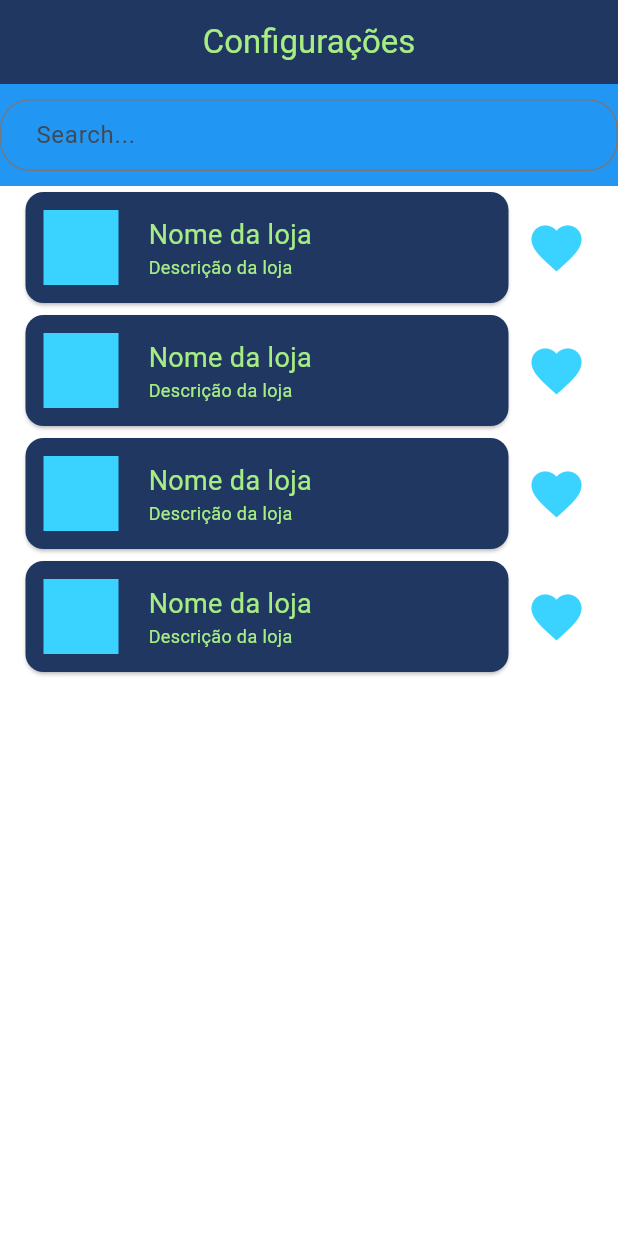
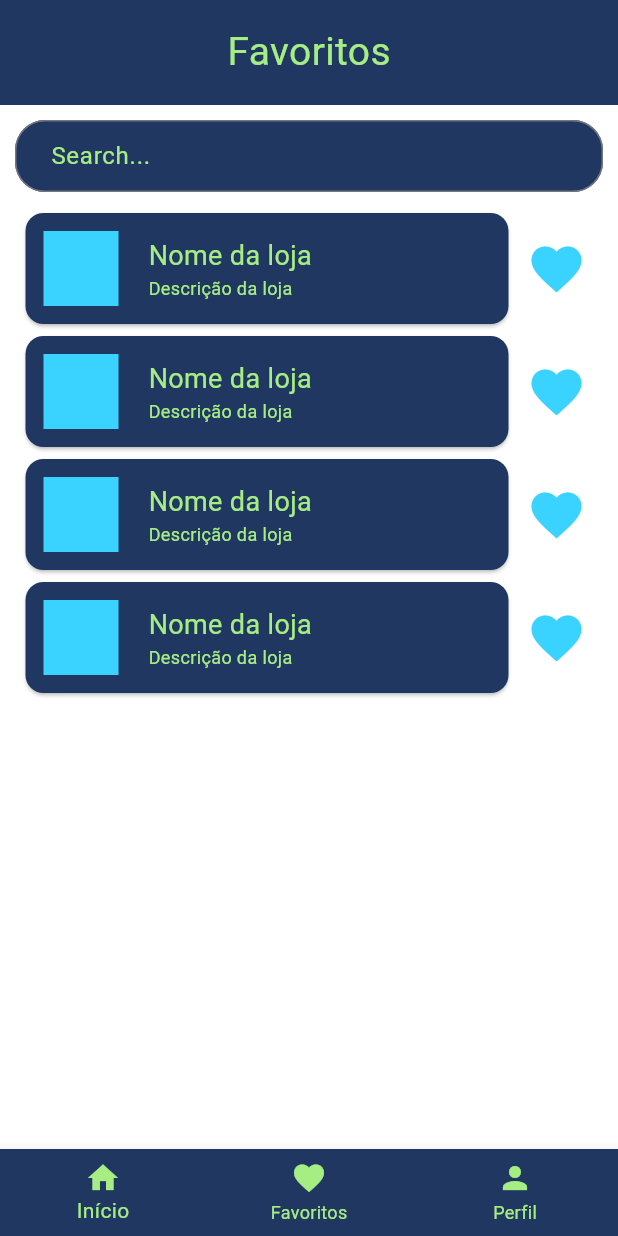
Before and after one commit to wnetohr/uplace, a Flutter app: the FavoritesPage screen opened directly, on a phone screen of 412 x 824 dp. Run offline on Flutter 3.47's test engine with Material 3 defaults, Android fonts, the phone set to English and light mode, and no system bars; our stand-ins replace cloud_firestore, decimal, firebase_auth, firebase_core, font_awesome_flutter; accounts and stored records are empty; Roboto replaces fonts that are missing (clarissans).

Commit message:
Finish favorite page and last fix before merge

```diff
--- a/lib/widgtes/components/navigation_bar.dart
+++ b/lib/widgtes/components/navigation_bar.dart
@@ -35,7 +35,7 @@ class NavigationUplaceBar extends StatelessWidget {
             RoutesFunctions.gotoHomePage(context);
             break;
           case 1:
-            // Lidar com a navegação para a página de Favoritos
+            RoutesFunctions.gotoFavoritesPage(context);
             break;
           case 2:
             RoutesFunctions.gotoProfilePage(context);
--- a/lib/widgtes/pages/favoritespage.dart
+++ b/lib/widgtes/pages/favoritespage.dart
@@ -1,4 +1,5 @@
 import 'package:flutter/material.dart';
+import 'package:uplace/widgtes/components/navigation_bar.dart';
 import 'package:uplace/widgtes/themes/colors.dart';
 import 'package:uplace/widgtes/components/product_card.dart';
 
@@ -15,23 +16,39 @@ class FavoritesPage extends StatelessWidget {
   @override
   Widget build(BuildContext context) {
     return Scaffold(
-      appBar: AppBar(
+      /*appBar: AppBar(
         iconTheme: const IconThemeData(color: AppColors.greenUplace, size: 35),
         backgroundColor: AppColors.blueUplace,
         centerTitle: true,
         title: const Text(
-          'Configurações',
+          'Favoritos',
           style: TextStyle(color: AppColors.greenUplace),
         ),
-      ),
+      ),*/
       body: Column(
         children: [
           Container(
-            color: Colors.blue,
-            padding: const EdgeInsets.symmetric(vertical: 10.0),
+            height: 70,
+            color: AppColors.blueUplace,
+            child: Center(
+              child: Text(
+                'Favoritos',
+                style: TextStyle(color: AppColors.greenUplace,fontSize: 26),
+              ),
+            ),
+          ),
+          Container(
+            // padding: const EdgeInsets.symmetric(vertical: 10.0, horizontal: 5.0),
+            margin: EdgeInsets.all(10),
+            decoration: BoxDecoration(
+              color: AppColors.blueUplace,
+              borderRadius: BorderRadius.circular(20.0),
+            ),
             child: TextField(
               decoration: InputDecoration(
+                fillColor: AppColors.blueUplace,
                 hintText: 'Search...',
+                hintStyle: TextStyle(color: AppColors.greenUplace),
                 contentPadding: const EdgeInsets.symmetric(horizontal: 20.0),
                 border: OutlineInputBorder(
                   borderRadius: BorderRadius.circular(20.0),
@@ -40,6 +57,7 @@ class FavoritesPage extends StatelessWidget {
             ),
           ),
           Expanded(
+            flex: 5,
             child: ListView.builder(
               itemCount: 4, // Number of Product Cards that we want to showcase
               itemBuilder: (context, index) {
@@ -49,6 +67,7 @@ class FavoritesPage extends StatelessWidget {
           ),
         ],
       ),
+      bottomNavigationBar: const NavigationUplaceBar(),
     );
   }
 }
--- a/lib/widgtes/routes/routes.dart
+++ b/lib/widgtes/routes/routes.dart
@@ -1,4 +1,5 @@
 import 'package:flutter/material.dart';
+import 'package:uplace/widgtes/pages/favoritespage.dart';
 import 'package:uplace/widgtes/pages/homepage.dart';
 import 'package:uplace/widgtes/pages/productspage.dart';
 import 'package:uplace/widgtes/pages/profilepage.dart';
@@ -27,7 +28,12 @@ class RoutesFunctions {
       MaterialPageRoute(builder: (context) => ProfilePage()),
     );
   }
-
+  static void gotoFavoritesPage(BuildContext context) {
+    Navigator.push(
+      context,
+      MaterialPageRoute(builder: (context) => FavoritesPage()),
+    );
+  }
   static void gotoProductPage(BuildContext context) {
     Navigator.push(
       context,
```
